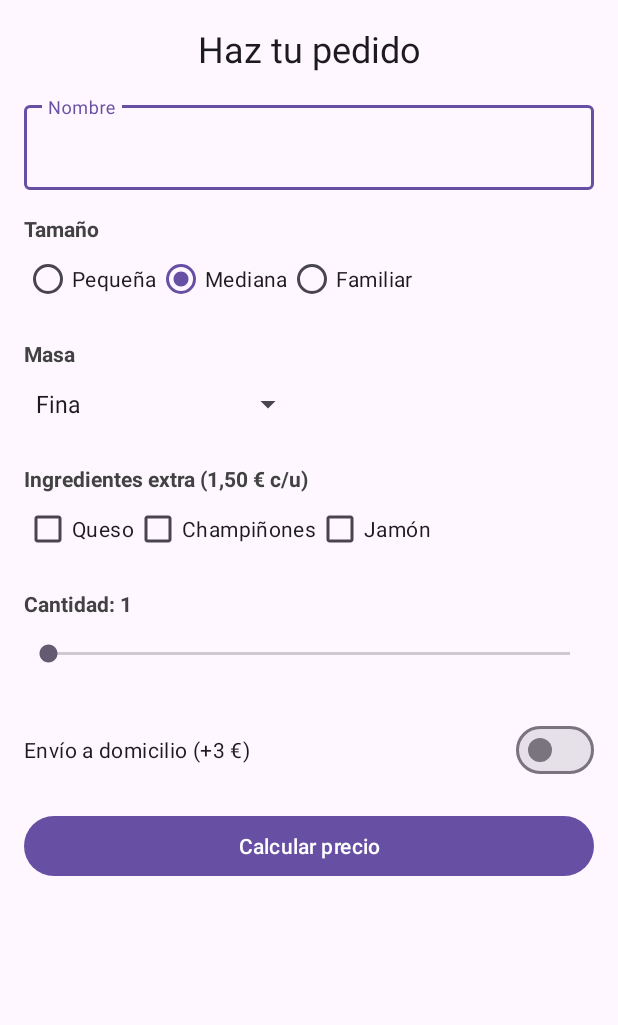
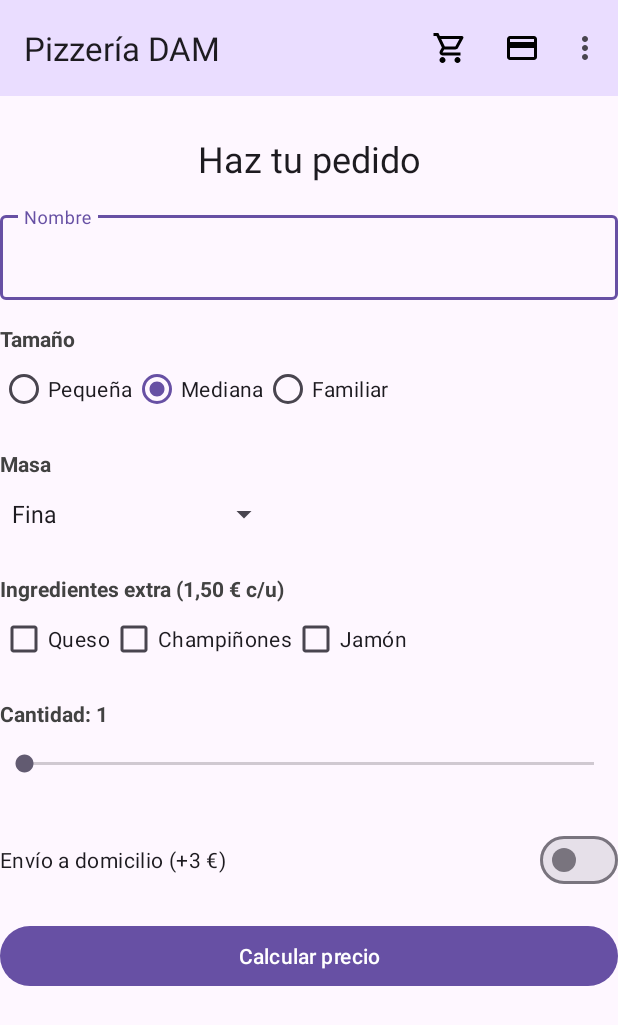
Before and after one commit to saichel/PMDM_TAREAS, an Android app: the screen it shows after launch (MainActivity), on a phone screen of 412 x 824 dp. Shown: the top 1025 px of the screen. Run offline under Robolectric (Android 15) with nearby library versions, the phone set to English and light mode, and no system bars.

Commit message:
Implementada la barra de menu /3.Gestionando los clics en el menu.

```diff
--- a/Pizzeria/app/src/main/java/com/venanciob/dam/pizzeria/MainActivity.kt
+++ b/Pizzeria/app/src/main/java/com/venanciob/dam/pizzeria/MainActivity.kt
@@ -8,6 +8,8 @@ import android.content.Context
 import android.content.pm.PackageManager
 import android.os.Build
 import android.os.Bundle
+import android.view.Menu
+import android.view.MenuItem
 import android.widget.RadioButton
 import android.widget.SeekBar
 import android.widget.Toast
@@ -20,6 +22,8 @@ import androidx.core.app.NotificationManagerCompat
 import androidx.core.view.ViewCompat
 import androidx.core.view.WindowInsetsCompat
 import androidx.core.widget.doAfterTextChanged
+import com.google.android.material.dialog.MaterialAlertDialogBuilder
+import com.google.android.material.snackbar.Snackbar
 import com.venanciob.dam.pizzeria.databinding.ActivityMainBinding
 import java.util.Locale
 
@@ -61,14 +65,49 @@ class MainActivity : AppCompatActivity() {
             v.setPadding(systemBars.left, systemBars.top, systemBars.right, systemBars.bottom)
             insets
         }
-
         // Inicializar canal y comprobar permisos al arrancar
         crearCanalNotificacion()
         pedirPermisoNotificaciones()
-
         actualizarTextoCantidad(binding.sbCantidad.progress)
         configurarListeners()
+        setSupportActionBar(binding.toolbar)
+
     }
+    override fun onCreateOptionsMenu(menu: Menu): Boolean {
+        // "Infla" el recurso XML y añade sus opciones al objeto menu
+        menuInflater.inflate(R.menu.menu_principal, menu)
+        return true    // true: el menú se muestra
+    }
+    override fun onOptionsItemSelected(item: MenuItem): Boolean {
+        return when (item.itemId) {
+            R.id.action_carrito -> {
+                Snackbar.make(binding.root, R.string.abriendo_carrito, Snackbar.LENGTH_SHORT).show()
+                true
+            }
+            R.id.action_carta -> {
+                Snackbar.make(binding.root, R.string.abriendo_carta, Snackbar.LENGTH_SHORT).show()
+                true
+            }
+            R.id.action_ajustes -> {
+                Snackbar.make(binding.root, R.string.abriendo_ajustes, Snackbar.LENGTH_SHORT).show()
+                true
+            }
+            R.id.action_acerca_de -> {
+                mostrarAcercaDe()
+                true
+            }
+            else -> super.onOptionsItemSelected(item)
+        }
+    }
+
+    private fun mostrarAcercaDe() {
+        MaterialAlertDialogBuilder(this)
+            .setTitle(R.string.menu_acerca_de)
+            .setMessage(R.string.acerca_de_texto)
+            .setPositiveButton(R.string.aceptar, null)
+            .show()
+    }
+
 
     // 1. CREAR EL CANAL DE NOTIFICACIONES (Android 8.0 / API 26+)
     private fun crearCanalNotificacion() {
--- /dev/null
+++ b/Pizzeria/app/src/main/res/drawable/ic_carrito.xml
@@ -0,0 +1,20 @@
+<!--
+  ~ Copyright (C) 2026 The Android Open Source Project
+  ~
+  ~ Licensed under the Apache License, Version 2.0 (the "License");
+  ~ you may not use this file except in compliance with the License.
+  ~ You may obtain a copy of the License at
+  ~
+  ~      http://www.apache.org/licenses/LICENSE-2.0
+  ~
+  ~ Unless required by applicable law or agreed to in writing, software
+  ~ distributed under the License is distributed on an "AS IS" BASIS,
+  ~ WITHOUT WARRANTIES OR CONDITIONS OF ANY KIND, either express or implied.
+  ~ See the License for the specific language governing permissions and
+  ~ limitations under the License.
+  -->
+<vector xmlns:android="http://schemas.android.com/apk/res/android" android:height="24dp" android:tint="#000000" android:viewportHeight="960" android:viewportWidth="960" android:width="24dp">
+
+    <path android:fillColor="@android:color/white" android:pathData="M223.5,856.5Q200,833 200,800Q200,767 223.5,743.5Q247,720 280,720Q313,720 336.5,743.5Q360,767 360,800Q360,833 336.5,856.5Q313,880 280,880Q247,880 223.5,856.5ZM623.5,856.5Q600,833 600,800Q600,767 623.5,743.5Q647,720 680,720Q713,720 736.5,743.5Q760,767 760,800Q760,833 736.5,856.5Q713,880 680,880Q647,880 623.5,856.5ZM246,240L342,440L622,440Q622,440 622,440Q622,440 622,440L732,240Q732,240 732,240Q732,240 732,240L246,240ZM208,160L798,160Q821,160 833,180.5Q845,201 834,222L692,478Q681,498 662.5,509Q644,520 622,520L324,520L280,600Q280,600 280,600Q280,600 280,600L760,600L760,680L280,680Q235,680 212,640.5Q189,601 210,562L264,464L120,160L40,160L40,80L170,80L208,160ZM342,440L342,440L622,440Q622,440 622,440Q622,440 622,440L622,440L342,440Z"/>
+
+</vector>
--- /dev/null
+++ b/Pizzeria/app/src/main/res/drawable/ic_carta.xml
@@ -0,0 +1,20 @@
+<!--
+  ~ Copyright (C) 2026 The Android Open Source Project
+  ~
+  ~ Licensed under the Apache License, Version 2.0 (the "License");
+  ~ you may not use this file except in compliance with the License.
+  ~ You may obtain a copy of the License at
+  ~
+  ~      http://www.apache.org/licenses/LICENSE-2.0
+  ~
+  ~ Unless required by applicable law or agreed to in writing, software
+  ~ distributed under the License is distributed on an "AS IS" BASIS,
+  ~ WITHOUT WARRANTIES OR CONDITIONS OF ANY KIND, either express or implied.
+  ~ See the License for the specific language governing permissions and
+  ~ limitations under the License.
+  -->
+<vector xmlns:android="http://schemas.android.com/apk/res/android" android:height="24dp" android:tint="#000000" android:viewportHeight="960" android:viewportWidth="960" android:width="24dp">
+
+    <path android:fillColor="@android:color/white" android:pathData="M880,240L880,720Q880,753 856.5,776.5Q833,800 800,800L160,800Q127,800 103.5,776.5Q80,753 80,720L80,240Q80,207 103.5,183.5Q127,160 160,160L800,160Q833,160 856.5,183.5Q880,207 880,240ZM160,320L800,320L800,240Q800,240 800,240Q800,240 800,240L160,240Q160,240 160,240Q160,240 160,240L160,320ZM160,480L160,720Q160,720 160,720Q160,720 160,720L800,720Q800,720 800,720Q800,720 800,720L800,480L160,480ZM160,720L160,720Q160,720 160,720Q160,720 160,720L160,240Q160,240 160,240Q160,240 160,240L160,240Q160,240 160,240Q160,240 160,240L160,720Q160,720 160,720Q160,720 160,720Z"/>
+
+</vector>
--- a/Pizzeria/app/src/main/res/layout/activity_main.xml
+++ b/Pizzeria/app/src/main/res/layout/activity_main.xml
@@ -1,5 +1,5 @@
 <?xml version="1.0" encoding="utf-8"?>
-<ScrollView
+<androidx.constraintlayout.widget.ConstraintLayout
     xmlns:android="http://schemas.android.com/apk/res/android"
     xmlns:app="http://schemas.android.com/apk/res-auto"
     xmlns:tools="http://schemas.android.com/tools"
@@ -8,10 +8,32 @@
     android:layout_height="match_parent"
     tools:context=".MainActivity">
 
+    <!-- 1. Toolbar fija en la parte superior -->
+    <com.google.android.material.appbar.MaterialToolbar
+        android:id="@+id/toolbar"
+        android:layout_width="0dp"
+        android:layout_height="?attr/actionBarSize"
+        android:background="?attr/colorPrimaryContainer"
+        app:title="@string/app_name"
+        app:layout_constraintTop_toTopOf="parent"
+        app:layout_constraintStart_toStartOf="parent"
+        app:layout_constraintEnd_toEndOf="parent" />
+
+    <!-- 2. El contenido con scroll empieza DEBAJO de la Toolbar -->
+    <ScrollView
+        android:layout_width="0dp"
+        android:layout_height="0dp"
+        app:layout_constraintTop_toBottomOf="@id/toolbar"
+        app:layout_constraintBottom_toBottomOf="parent"
+        app:layout_constraintStart_toStartOf="parent"
+        app:layout_constraintEnd_toEndOf="parent">
+
+
     <androidx.constraintlayout.widget.ConstraintLayout
         android:layout_width="match_parent"
         android:layout_height="wrap_content"
-        android:padding="@dimen/margen_estandar">
+        android:paddingTop="25dp">
+
 
         <TextView
             android:id="@+id/tvTitulo"
@@ -184,4 +206,6 @@
             tools:text="Pedido de Ana: 2 pizzas medianas…" />
 
     </androidx.constraintlayout.widget.ConstraintLayout>
-</ScrollView>
+    </ScrollView>
+
+</androidx.constraintlayout.widget.ConstraintLayout>
--- /dev/null
+++ b/Pizzeria/app/src/main/res/menu/menu_principal.xml
@@ -0,0 +1,42 @@
+<?xml version="1.0" encoding="utf-8"?>
+<menu xmlns:android="http://schemas.android.com/apk/res/android"
+    xmlns:app="http://schemas.android.com/apk/res-auto">
+    <item
+        android:id="@+id/action_carrito"
+        android:icon="@drawable/ic_carrito"
+        android:title="@string/menu_carrito"
+        app:showAsAction="ifRoom" />
+
+    <item
+        android:id="@+id/action_carta"
+        android:icon="@drawable/ic_carta"
+        android:title="@string/menu_carta"
+        app:showAsAction="ifRoom" />
+
+    <item
+        android:id="@+id/action_ajustes"
+        android:title="@string/menu_ajustes"
+        app:showAsAction="ifRoom" />
+
+    <item
+        android:id="@+id/action_acerca_de"
+        android:title="@string/menu_acerca_de"
+        app:showAsAction="ifRoom" />
+    <item
+        android:id="@+id/action_ordenar"
+        android:title="@string/menu_ordenar"
+        app:showAsAction="never">
+        <!-- Submenú: un <menu> dentro de un <item> -->
+        <menu>
+            <group android:checkableBehavior="single">
+                <item
+                    android:id="@+id/orden_nombre"
+                    android:title="@string/orden_nombre"
+                    android:checked="true" />
+                <item
+                    android:id="@+id/orden_precio"
+                    android:title="@string/orden_precio" />
+            </group>
+        </menu>
+    </item>
+</menu>
--- a/Pizzeria/app/src/main/res/values/strings.xml
+++ b/Pizzeria/app/src/main/res/values/strings.xml
@@ -25,4 +25,20 @@
         <item>Clásica</item>
         <item>Rellena de queso</item>
     </string-array>
+
+    <string name="menu_carrito">Carrito</string>
+    <string name="menu_carta">Carta</string>
+    <string name="menu_ajustes">Ajustes</string>
+    <string name="menu_acerca_de">Acerca de</string>
+
+    <string name="menu_ordenar">Ordenar</string>
+    <string name="orden_nombre">Nombre</string>
+    <string name="orden_precio">Precio</string>
+    <string name="bienvenida">Bienvenida</string>
+
+    <string name="abriendo_carrito">Carrito</string>
+    <string name="abriendo_carta">Carta</string>
+    <string name="abriendo_ajustes">Ajustes</string>
+    <string name="acerca_de_texto">Pizzeria proyecto SUPER</string>
+    <string name="aceptar">Aceptar</string>
 </resources>
```
